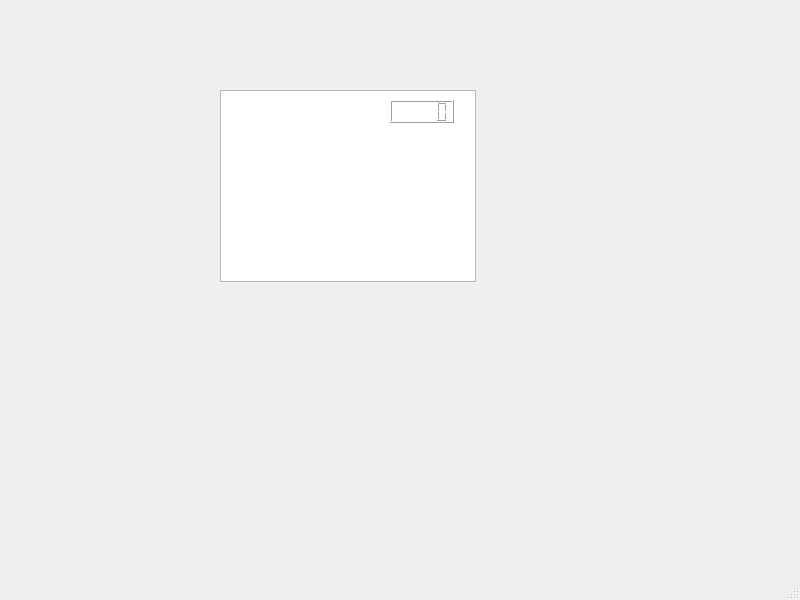
Imarjimenez/Proyecto-final, file juego.ui: the form before one commit.
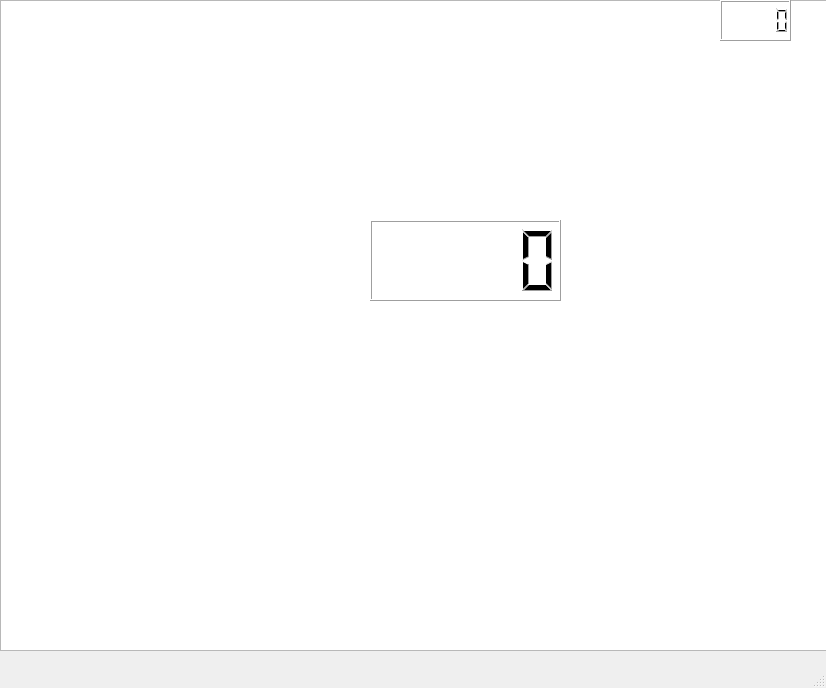
The form after the commit.

```diff
--- a/juego.ui
+++ b/juego.ui
@@ -6,8 +6,8 @@
    <rect>
     <x>0</x>
     <y>0</y>
-    <width>800</width>
-    <height>600</height>
+    <width>826</width>
+    <height>688</height>
    </rect>
   </property>
   <property name="windowTitle">
@@ -17,20 +17,30 @@
    <widget class="QGraphicsView" name="graphicsView1">
     <property name="geometry">
      <rect>
-      <x>220</x>
-      <y>90</y>
-      <width>256</width>
-      <height>192</height>
+      <x>0</x>
+      <y>0</y>
+      <width>831</width>
+      <height>651</height>
      </rect>
     </property>
    </widget>
    <widget class="QLCDNumber" name="lcdNumber">
     <property name="geometry">
      <rect>
-      <x>390</x>
-      <y>100</y>
-      <width>64</width>
-      <height>23</height>
+      <x>720</x>
+      <y>0</y>
+      <width>71</width>
+      <height>41</height>
+     </rect>
+    </property>
+   </widget>
+   <widget class="QLCDNumber" name="lcdNumber_2">
+    <property name="geometry">
+     <rect>
+      <x>370</x>
+      <y>220</y>
+      <width>191</width>
+      <height>81</height>
      </rect>
     </property>
    </widget>
```
Left out of the diff: 2 changed lines with no effect on the pictures.
